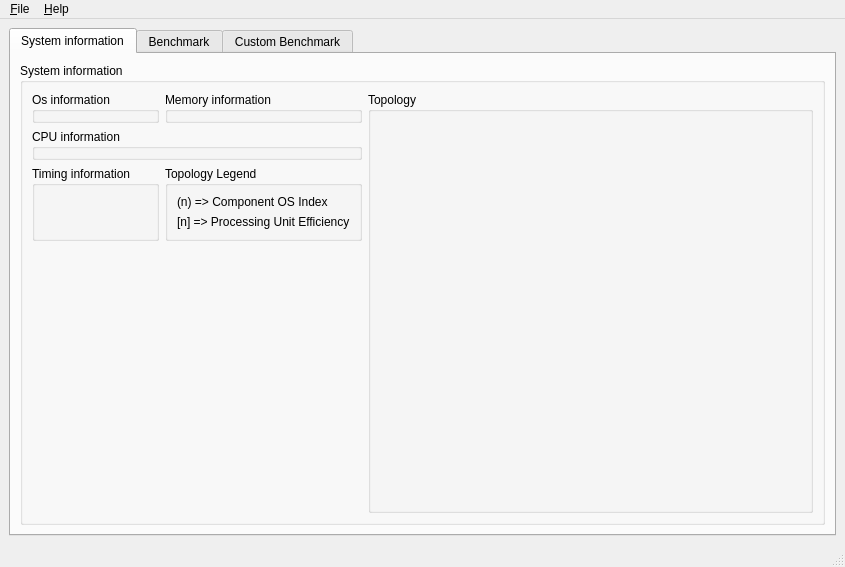
The window that apps/Qt/MainWindow.ui (klapeto/elpida) describes before a commit, drawn with Qt 5.
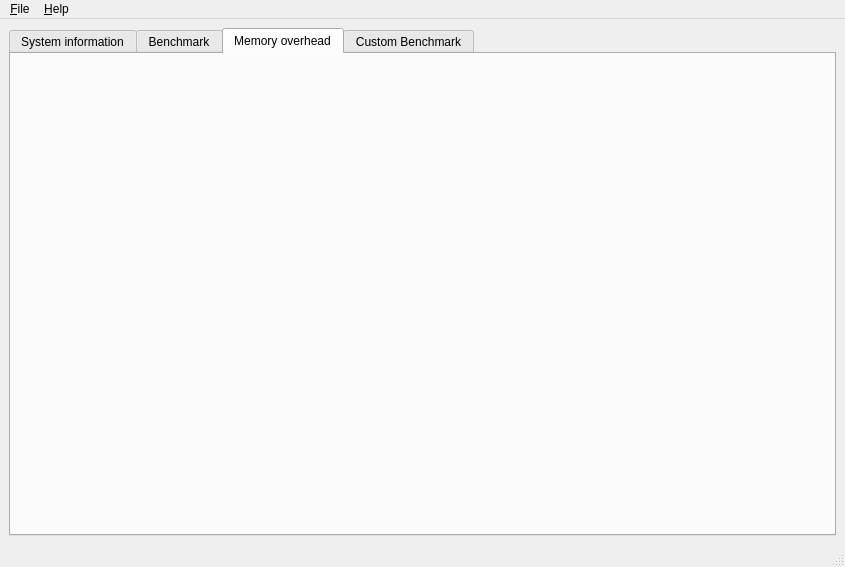
The same window after the commit. The open tabs and pages were chosen to show the change.

Commit message: Added initial memory overhead calculation

Patch:
```diff
--- a/apps/Qt/MainWindow.ui
+++ b/apps/Qt/MainWindow.ui
@@ -118,6 +118,12 @@
        </attribute>
        <layout class="QHBoxLayout" name="horizontalLayout_5"/>
       </widget>
+      <widget class="QWidget" name="tabMemoryOverhead">
+       <attribute name="title">
+        <string>Memory overhead</string>
+       </attribute>
+       <layout class="QHBoxLayout" name="horizontalLayout_6"/>
+      </widget>
       <widget class="QWidget" name="tabCustomBenchmark">
        <attribute name="title">
         <string>Custom Benchmark</string>
```
The commit also changes 18 other files.
